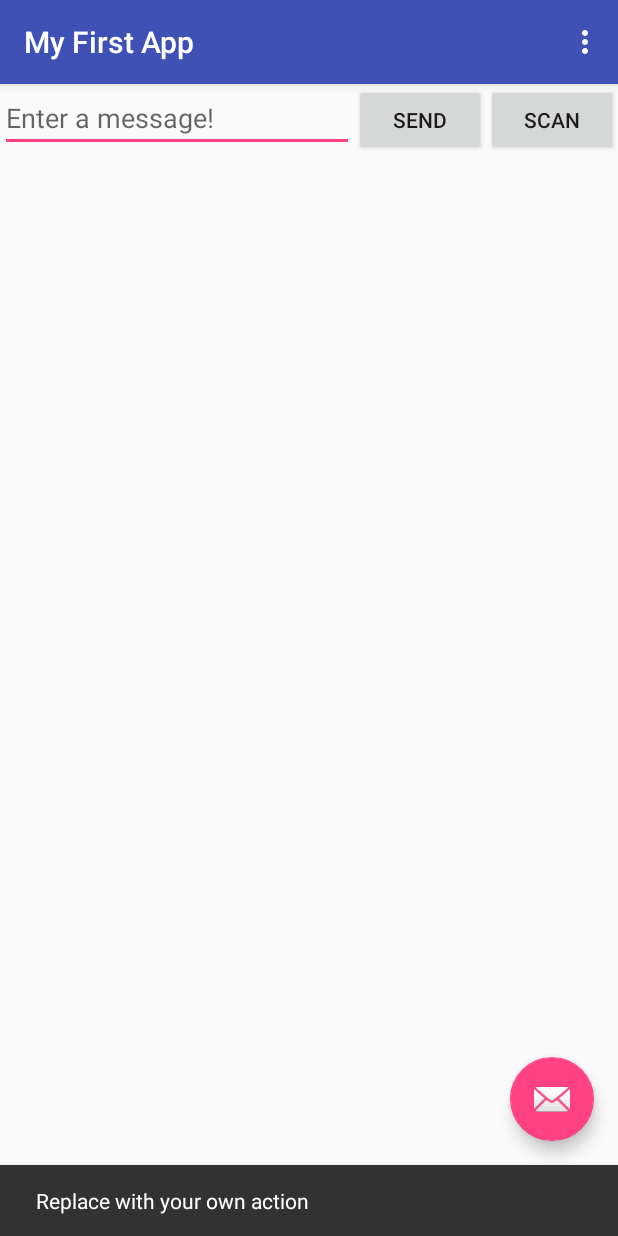
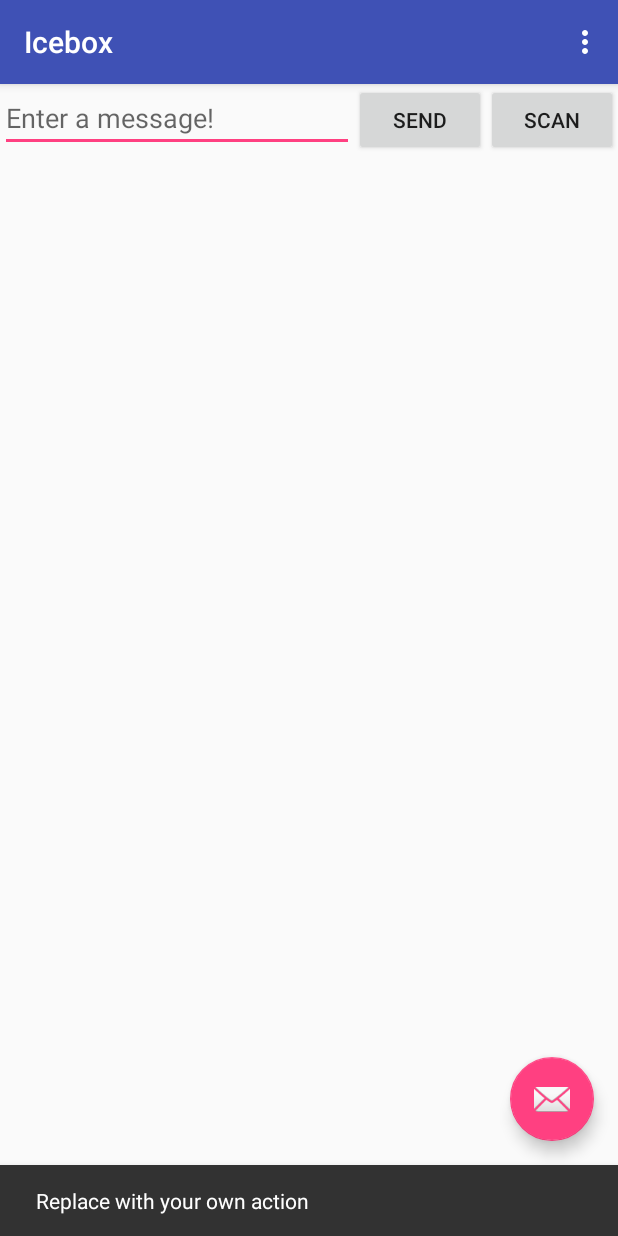
Before and after one commit to malteschmitz/icebox-android, an Android app: the screen it shows after launch (MyActivity before the commit, IceboxActivity after it), after a tap on an icon or button, on a phone screen of 412 x 824 dp. Run offline under Robolectric (Android 15) with nearby library versions, the phone set to English and light mode, and no system bars; libraries missing offline, so code that uses them is left out: com.google.zxing.integration.

Commit message:
Rename project

```diff
--- a/app/src/main/AndroidManifest.xml
+++ b/app/src/main/AndroidManifest.xml
@@ -1,6 +1,6 @@
 <?xml version="1.0" encoding="utf-8"?>
 <manifest xmlns:android="http://schemas.android.com/apk/res/android"
-    package="de.mlte.myfirstapp">
+    package="de.mlte.icebox">
 
     <application
         android:allowBackup="true"
@@ -9,7 +9,7 @@
         android:supportsRtl="true"
         android:theme="@style/AppTheme">
         <activity
-            android:name=".MyActivity"
+            android:name=".IceboxActivity"
             android:label="@string/app_name"
             android:theme="@style/AppTheme.NoActionBar">
             <intent-filter>
@@ -19,18 +19,14 @@
             </intent-filter>
         </activity>
         <activity
-            android:name=".DisplayMessageActivity"
+            android:name="de.mlte.icebox.DisplayMessageActivity"
             android:label="@string/title_activity_display_message"
-            android:parentActivityName=".MyActivity"
+            android:parentActivityName=".IceboxActivity"
             android:theme="@style/AppTheme.NoActionBar">
             <meta-data
                 android:name="android.support.PARENT_ACTIVITY"
-                android:value="de.mlte.myfirstapp.MyActivity" />
+                android:value=".IceboxActivity" />
         </activity>
-        <activity
-            android:name=".MainActivity"
-            android:label="@string/title_activity_main"
-            android:theme="@style/AppTheme.NoActionBar"></activity>
     </application>
 
 </manifest>
--- a/app/src/main/java/de/mlte/myfirstapp/DisplayMessageActivity.java
+++ b/app/src/main/java/de/mlte/icebox/DisplayMessageActivity.java
@@ -1,4 +1,4 @@
-package de.mlte.myfirstapp;
+package de.mlte.icebox;
 
 import android.content.Intent;
 import android.os.Bundle;
@@ -30,7 +30,7 @@ public class DisplayMessageActivity extends AppCompatActivity {
         getSupportActionBar().setDisplayHomeAsUpEnabled(true);
 
         Intent intent = getIntent();
-        String message = intent.getStringExtra(MyActivity.EXTRA_MESSAGE);
+        String message = intent.getStringExtra(IceboxActivity.EXTRA_MESSAGE);
         RelativeLayout layout = (RelativeLayout) findViewById(R.id.content);
         TextView textView = new TextView(this);
         textView.setTextSize(40);
--- a/app/src/main/java/de/mlte/myfirstapp/MyActivity.java
+++ b/app/src/main/java/de/mlte/icebox/IceboxActivity.java
@@ -1,4 +1,4 @@
-package de.mlte.myfirstapp;
+package de.mlte.icebox;
 
 import android.content.Intent;
 import android.os.Bundle;
@@ -6,7 +6,6 @@ import android.support.design.widget.FloatingActionButton;
 import android.support.design.widget.Snackbar;
 import android.support.v7.app.AppCompatActivity;
 import android.support.v7.widget.Toolbar;
-import android.util.Log;
 import android.view.View;
 import android.view.Menu;
 import android.view.MenuItem;
@@ -15,14 +14,14 @@ import android.widget.EditText;
 import com.google.zxing.integration.android.IntentIntegrator;
 import com.google.zxing.integration.android.IntentResult;
 
-public class MyActivity extends AppCompatActivity {
+public class IceboxActivity extends AppCompatActivity {
 
     public static final String EXTRA_MESSAGE = "de.mlte.myfirstapp.EXTRA_MESSAGE";
 
     @Override
     protected void onCreate(Bundle savedInstanceState) {
         super.onCreate(savedInstanceState);
-        setContentView(R.layout.activity_my);
+        setContentView(R.layout.activity_icebox);
         Toolbar toolbar = (Toolbar) findViewById(R.id.toolbar);
         setSupportActionBar(toolbar);
 
--- a/app/src/main/res/layout/content_my.xml
+++ b/app/src/main/res/layout-land/content_icebox.xml
@@ -5,11 +5,11 @@
     android:layout_width="match_parent"
     android:layout_height="match_parent"
     app:layout_behavior="@string/appbar_scrolling_view_behavior"
-    tools:showIn="@layout/activity_my"
-    android:orientation="horizontal">
+    tools:showIn="@layout/activity_icebox"
+    android:orientation="vertical">
     <EditText
-        android:layout_height="wrap_content"
-        android:layout_width="0dp"
+        android:layout_width="wrap_content"
+        android:layout_height="0dp"
         android:id="@+id/edit_message"
         android:hint="@string/edit_message"
         android:layout_weight="1"/>
--- a/app/src/main/res/layout/activity_display_message.xml
+++ b/app/src/main/res/layout/activity_display_message.xml
@@ -5,7 +5,7 @@
     android:layout_width="match_parent"
     android:layout_height="match_parent"
     android:fitsSystemWindows="true"
-    tools:context="de.mlte.myfirstapp.DisplayMessageActivity">
+    tools:context="de.mlte.icebox.DisplayMessageActivity">
 
     <android.support.design.widget.AppBarLayout
         android:layout_width="match_parent"
--- a/app/src/main/res/layout/activity_my.xml
+++ b/app/src/main/res/layout/activity_icebox.xml
@@ -5,7 +5,7 @@
     android:layout_width="match_parent"
     android:layout_height="match_parent"
     android:fitsSystemWindows="true"
-    tools:context="de.mlte.myfirstapp.MyActivity">
+    tools:context=".IceboxActivity">
 
     <android.support.design.widget.AppBarLayout
         android:layout_width="match_parent"
@@ -21,7 +21,7 @@
 
     </android.support.design.widget.AppBarLayout>
 
-    <include layout="@layout/content_my" />
+    <include layout="@layout/content_icebox" />
 
     <android.support.design.widget.FloatingActionButton
         android:id="@+id/fab"
--- a/app/src/main/res/layout/content_display_message.xml
+++ b/app/src/main/res/layout/content_display_message.xml
@@ -9,8 +9,8 @@
     android:paddingRight="@dimen/activity_horizontal_margin"
     android:paddingTop="@dimen/activity_vertical_margin"
     app:layout_behavior="@string/appbar_scrolling_view_behavior"
-    tools:context="de.mlte.myfirstapp.MyActivity"
-    tools:showIn="@layout/activity_my"
+    tools:context=".IceboxActivity"
+    tools:showIn="@layout/activity_icebox"
     android:id="@+id/content">
 
 </RelativeLayout>
--- a/app/src/main/res/layout-land/content_my.xml
+++ b/app/src/main/res/layout/content_icebox.xml
@@ -5,11 +5,11 @@
     android:layout_width="match_parent"
     android:layout_height="match_parent"
     app:layout_behavior="@string/appbar_scrolling_view_behavior"
-    tools:showIn="@layout/activity_my"
-    android:orientation="vertical">
+    tools:showIn="@layout/activity_icebox"
+    android:orientation="horizontal">
     <EditText
-        android:layout_width="wrap_content"
-        android:layout_height="0dp"
+        android:layout_height="wrap_content"
+        android:layout_width="0dp"
         android:id="@+id/edit_message"
         android:hint="@string/edit_message"
         android:layout_weight="1"/>
--- a/app/src/main/res/menu/menu_my.xml
+++ b/app/src/main/res/menu/menu_my.xml
@@ -1,7 +1,7 @@
 <menu xmlns:android="http://schemas.android.com/apk/res/android"
     xmlns:app="http://schemas.android.com/apk/res-auto"
     xmlns:tools="http://schemas.android.com/tools"
-    tools:context="de.mlte.myfirstapp.MyActivity">
+    tools:context=".IceboxActivity">
     <item
         android:id="@+id/action_settings"
         android:orderInCategory="100"
--- a/app/src/main/res/values/strings.xml
+++ b/app/src/main/res/values/strings.xml
@@ -1,5 +1,5 @@
 <resources>
-    <string name="app_name">My First App</string>
+    <string name="app_name">Icebox</string>
     <string name="action_settings">Settings</string>
     <string name="edit_message">Enter a message!</string>
     <string name="button_send">Send</string>
```
Also changed, not shown: 4 other files.
